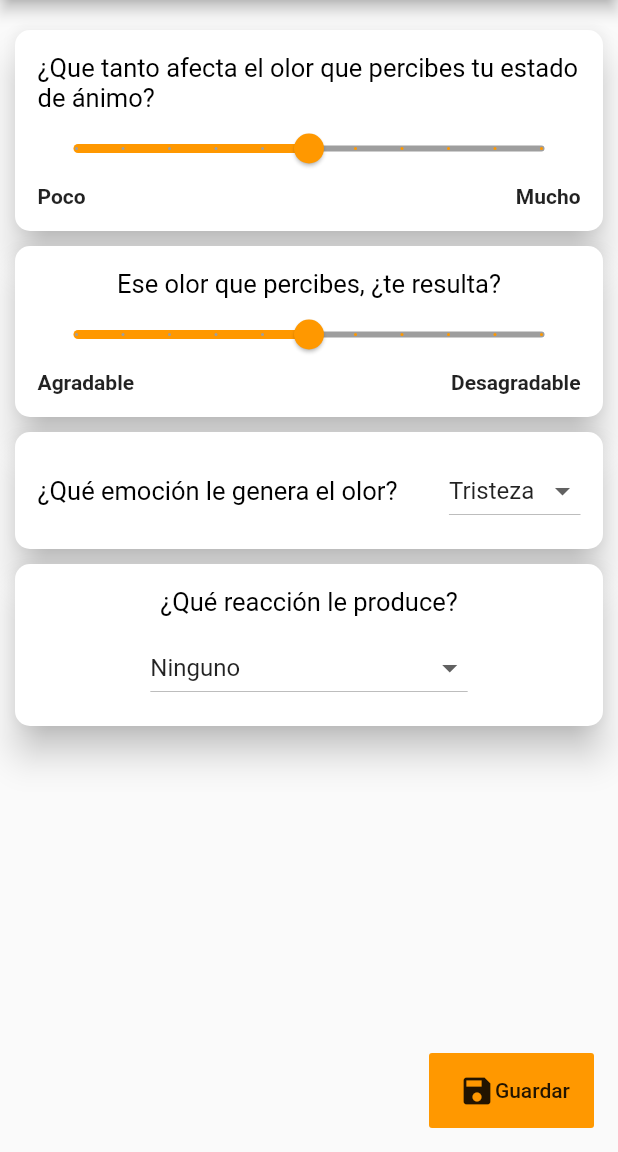
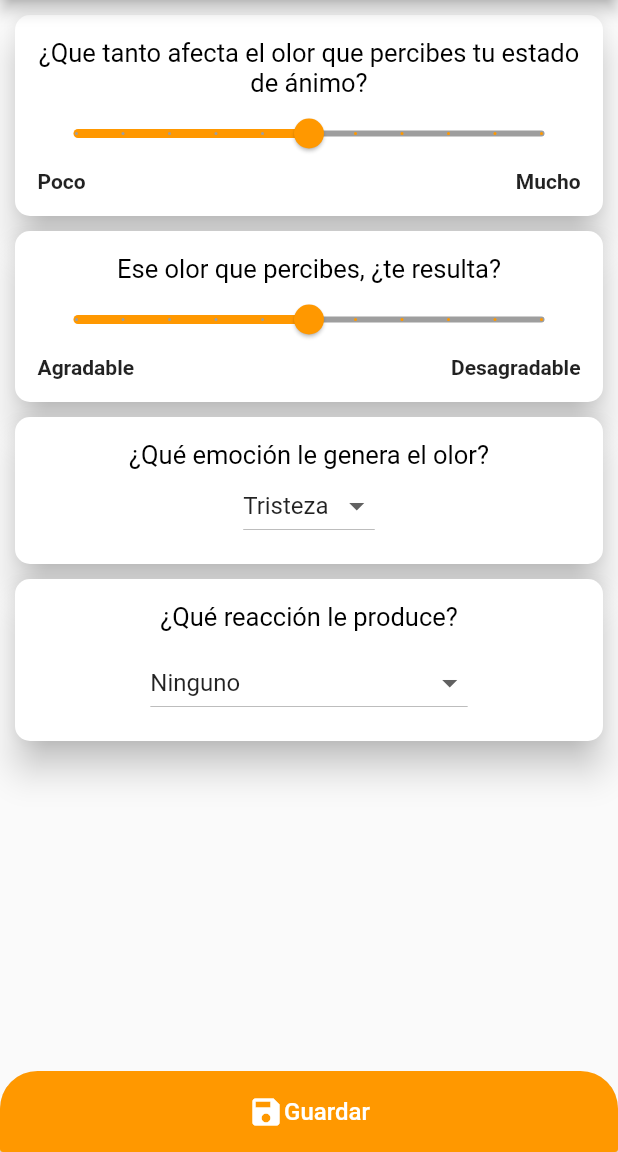
Before and after one commit to jdcr1425/FooApp, a Flutter app: the ThirdBlock screen opened by its route, on a phone screen of 412 x 824 dp, the part 84-1236 px from its top. Run offline on Flutter 3.47's test engine with Material 2 defaults, Android fonts, the phone set to English and light mode, and no system bars; our stand-ins replace device_preview, google_fonts, location, shared_preferences; accounts and stored records are empty.

Commit message:
fixing design

```diff
--- a/lib/src/pages/third_page.dart
+++ b/lib/src/pages/third_page.dart
@@ -7,7 +7,6 @@ import 'package:olores/src/provider/weather_provider.dart';
 import 'dart:convert';
 
 class ThirdBlock extends StatefulWidget {
-
   ThirdBlock({Key key}) : super(key: key);
 
   _ThirdBlockState createState() => _ThirdBlockState();
@@ -78,7 +77,10 @@ class _ThirdBlockState extends State<ThirdBlock> {
             centerTitle: true,
             title: Text("Descripción del olor"),
             leading: new Container()),
-        body: ListView(
+        body: Column(
+          children: <Widget>[
+            Expanded(
+                child: ListView(
               padding: EdgeInsets.all(10.0),
               children: <Widget>[
                 _olorAfectacion(),
@@ -86,27 +88,34 @@ class _ThirdBlockState extends State<ThirdBlock> {
                 _olorEmocion(),
                 _olorReaccion()
               ],
+            ))
+          ],
         ),
-        floatingActionButton: Container(
-          width: 110.0,
-          height: 50.0,
-          child: FlatButton(
+        bottomNavigationBar: ClipRRect(
+          borderRadius: BorderRadius.only(
+              topLeft: Radius.circular(25), topRight: Radius.circular(25)),
+          child: RaisedButton(
             color: Colors.orange,
+            textColor: Colors.white,
             onPressed:
                 isbuttondisabled ? null : () => _registrar(datos, context),
+            padding: EdgeInsets.symmetric(horizontal: 10, vertical: 15),
             child: Row(
-                mainAxisAlignment: MainAxisAlignment.end,
-                children: <Widget>[Icon(Icons.save), Text("Guardar")]),
+              mainAxisSize: MainAxisSize.min,
+              children: <Widget>[
+                Icon(Icons.save),
+                Text('Guardar', style: TextStyle(fontSize: 16.0)),
+              ],
+            ),
           ),
         ));
   }
 
   Widget _olorAfectacion() {
-
     TextStyle negrita = TextStyle(fontWeight: FontWeight.bold);
 
     return Card(
-        margin: EdgeInsets.only(top: 10),
+        margin: EdgeInsets.only(bottom: 10),
         elevation: 10.0,
         shape:
             RoundedRectangleBorder(borderRadius: BorderRadius.circular(10.0)),
@@ -116,7 +125,9 @@ class _ThirdBlockState extends State<ThirdBlock> {
               children: <Widget>[
                 Text(
                   "¿Que tanto afecta el olor que percibes tu estado de ánimo?",
-                    style: TextStyle(color: Colors.black, fontSize: 17.0)),
+                  style: TextStyle(color: Colors.black, fontSize: 17.0),
+                  textAlign: TextAlign.center,
+                ),
                 Slider(
                   min: 0.0,
                   max: 10.0,
@@ -145,7 +156,7 @@ class _ThirdBlockState extends State<ThirdBlock> {
     TextStyle negrita = TextStyle(fontWeight: FontWeight.bold);
 
     return Card(
-        margin: EdgeInsets.only(top: 10),
+        margin: EdgeInsets.only(bottom: 10),
         elevation: 10.0,
         shape:
             RoundedRectangleBorder(borderRadius: BorderRadius.circular(10.0)),
@@ -153,8 +164,11 @@ class _ThirdBlockState extends State<ThirdBlock> {
             padding: EdgeInsets.all(15.0),
             child: Column(
               children: <Widget>[
-                Text("Ese olor que percibes, ¿te resulta?",
-                    style: TextStyle(color: Colors.black, fontSize: 17.0)),
+                Text(
+                  "Ese olor que percibes, ¿te resulta?",
+                  style: TextStyle(color: Colors.black, fontSize: 17.0),
+                  textAlign: TextAlign.center,
+                ),
                 Slider(
                   min: 0.0,
                   max: 10.0,
@@ -181,17 +195,20 @@ class _ThirdBlockState extends State<ThirdBlock> {
 
   Widget _olorEmocion() {
     return Card(
-        margin: EdgeInsets.only(top: 10),
+        margin: EdgeInsets.only(bottom: 10),
         elevation: 10.0,
         shape:
             RoundedRectangleBorder(borderRadius: BorderRadius.circular(10.0)),
         child: Container(
           padding: EdgeInsets.all(15.0),
-          child: Row(
+          child: Column(
             mainAxisAlignment: MainAxisAlignment.spaceBetween,
             children: <Widget>[
-              Text("¿Qué emoción le genera el olor?",
-                  style: TextStyle(color: Colors.black, fontSize: 17.0)),
+              Text(
+                "¿Qué emoción le genera el olor?",
+                style: TextStyle(color: Colors.black, fontSize: 17.0),
+                textAlign: TextAlign.center,
+              ),
               DropdownButton<String>(
                 items: _emociones.map((String dropDownStringItem) {
                   return DropdownMenuItem<String>(
@@ -213,7 +230,7 @@ class _ThirdBlockState extends State<ThirdBlock> {
 
   Widget _olorReaccion() {
     return Card(
-        margin: EdgeInsets.only(top: 10),
+        margin: EdgeInsets.only(bottom: 10),
         elevation: 10.0,
         shape:
             RoundedRectangleBorder(borderRadius: BorderRadius.circular(10.0)),
@@ -222,8 +239,11 @@ class _ThirdBlockState extends State<ThirdBlock> {
           child: Column(
             mainAxisAlignment: MainAxisAlignment.center,
             children: <Widget>[
-              Text("¿Qué reacción le produce?",
-                  style: TextStyle(color: Colors.black, fontSize: 17.0)),
+              Text(
+                "¿Qué reacción le produce?",
+                style: TextStyle(color: Colors.black, fontSize: 17.0),
+                textAlign: TextAlign.center,
+              ),
               SizedBox(
                 height: 10,
               ),
@@ -258,7 +278,7 @@ class _ThirdBlockState extends State<ThirdBlock> {
         FlatButton(
           child: Text('Sí'),
           onPressed: () {
-            Navigator.pushNamed(context, '/');
+            Navigator.pushReplacementNamed(context, '/');
           },
         ),
         FlatButton(
```
Also changed, not shown: lib/src/pages/First_page.dart (+30 -19 lines), 1 other file. Lines whose indentation alone changed are shown as unchanged.
